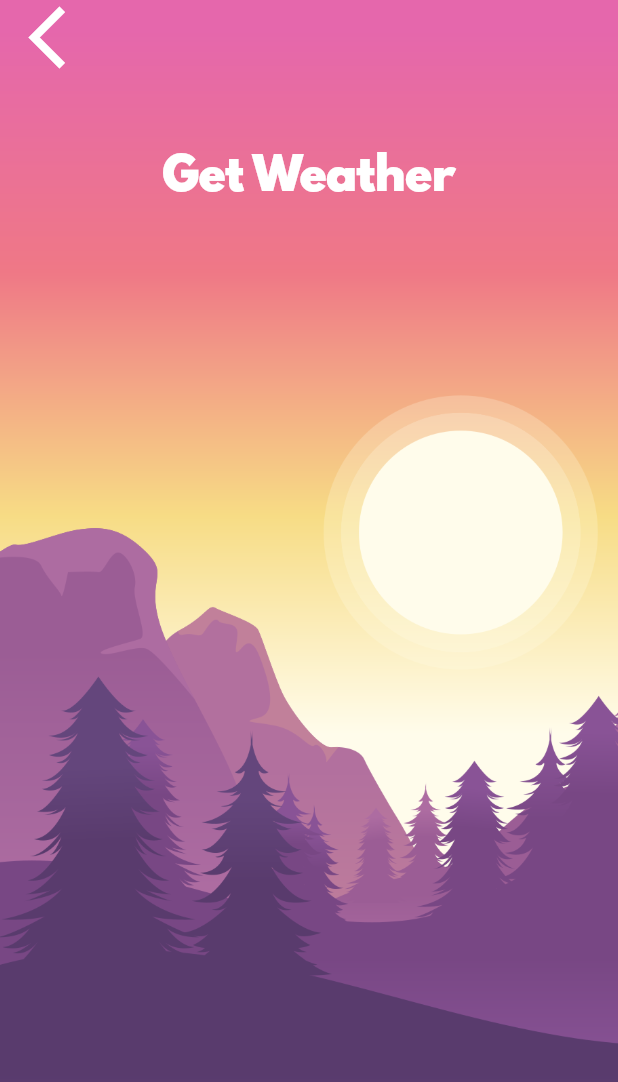
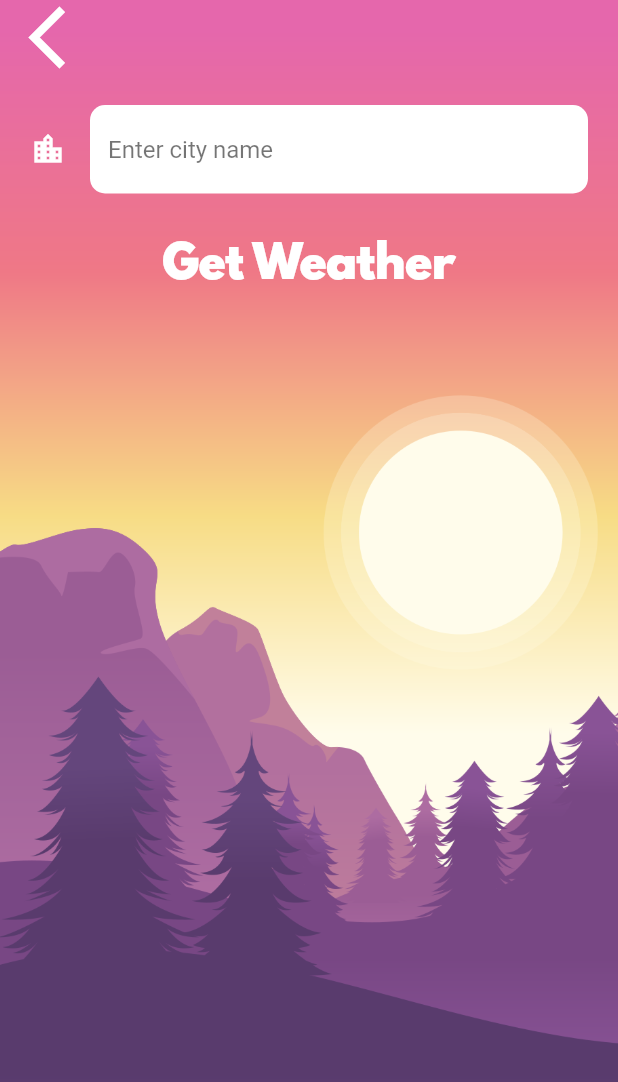
Before and after one commit to Syamgith/Clima-Flutter, a Flutter app: the CityScreen screen opened directly, on a phone screen of 412 x 824 dp. Shown: the top 1082 px of the screen. Run offline on Flutter 3.47's test engine with Material 2 defaults, Android fonts, the phone set to English and light mode, and no system bars; our stand-ins replace flutter_spinkit, geolocator; network calls fail.

Commit message:
built textfield

```diff
--- a/lib/screens/city_screen.dart
+++ b/lib/screens/city_screen.dart
@@ -33,7 +33,11 @@ class _CityScreenState extends State<CityScreen> {
               ),
               Container(
                 padding: EdgeInsets.all(20.0),
-                child: null,
+                child: TextField(
+                  style: TextStyle(color: Colors.black),
+                  decoration: kTextFieldInput,
+                  onChanged: (value) {},
+                ),
               ),
               FlatButton(
                 onPressed: () {},
--- a/lib/utilities/constants.dart
+++ b/lib/utilities/constants.dart
@@ -18,3 +18,16 @@ const kButtonTextStyle = TextStyle(
 const kConditionTextStyle = TextStyle(
   fontSize: 90.0,
 );
+const kTextFieldInput = InputDecoration(
+  filled: true,
+  fillColor: Colors.white,
+  icon: Icon(
+    Icons.location_city,
+    color: Colors.white,
+  ),
+  hintText: 'Enter city name',
+  hintStyle: TextStyle(color: Colors.black54),
+  border: OutlineInputBorder(
+      borderRadius: BorderRadius.all(Radius.circular(10.0)),
+      borderSide: BorderSide.none),
+);
```
Also changed, not shown: lib/screens/location_screen.dart (+8 -4 lines).
